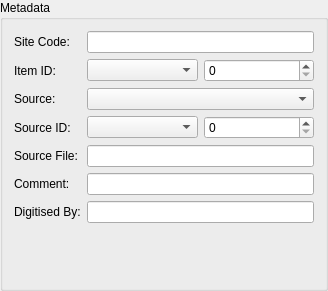
Old version of the form src/metadata_widget_base.ui in the repository lparchaeology/ArkPlan.
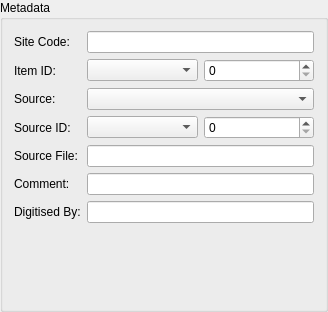
New version of the form.

```diff
--- a/src/metadata_widget_base.ui
+++ b/src/metadata_widget_base.ui
@@ -7,7 +7,7 @@
     <x>0</x>
     <y>0</y>
     <width>328</width>
-    <height>291</height>
+    <height>312</height>
    </rect>
   </property>
   <property name="windowTitle">
```
Left out of the diff: 9 changed lines with no effect on the pictures.
